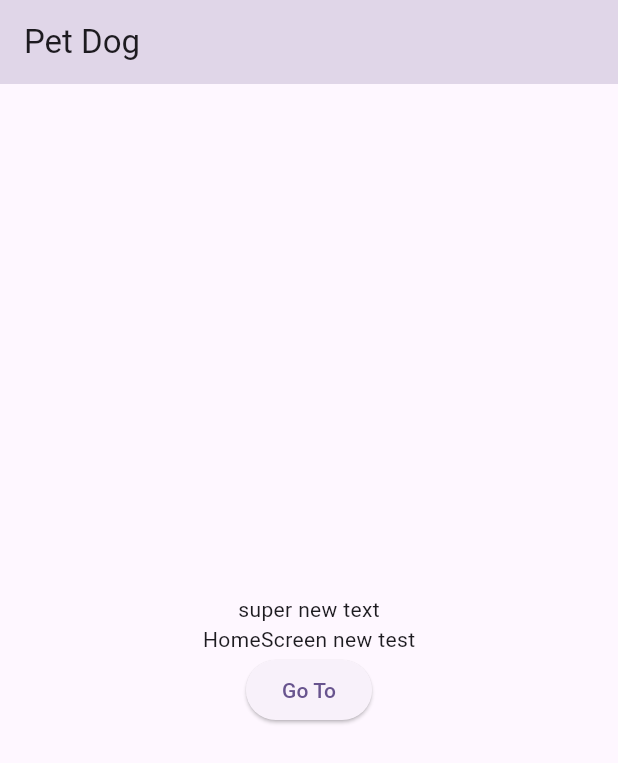
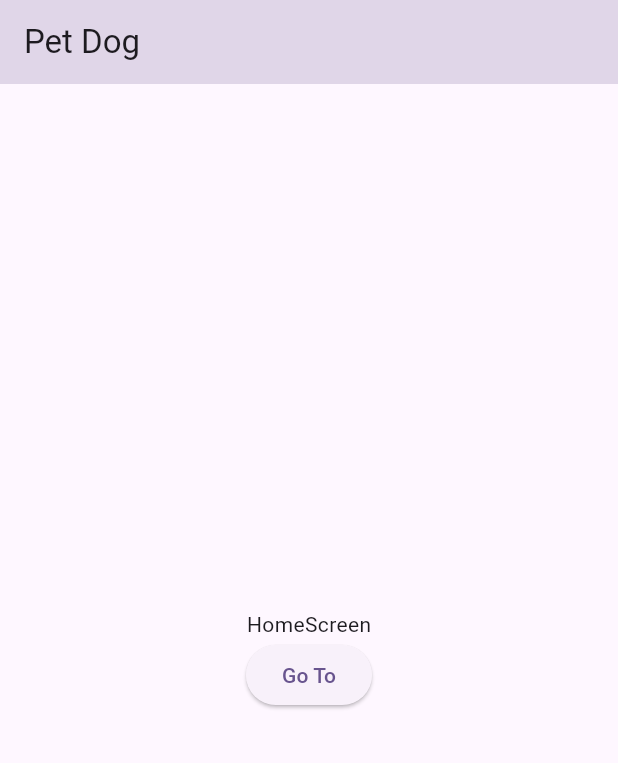
Before and after one commit to AleksandrDeveloper/pet_dog, a Flutter app: the screen it shows after launch, on a phone screen of 412 x 824 dp. Shown: the top 763 px of the screen. Run offline on Flutter 3.47's test engine with Material 2 defaults, Android fonts, the phone set to English and light mode, and no system bars; our stand-ins replace bloc, flutter_bloc, freezed_annotation, get_it, go_router, injectable.

Commit message:
Revert "new test reset 1"
This reverts commit 0f00dea503ee3ca9ec7db795354e1d5142599fdb.

# Conflicts:
#	lib/screens/home_screen/home_screen.dart

```diff
--- a/lib/screens/home_screen/home_screen.dart
+++ b/lib/screens/home_screen/home_screen.dart
@@ -20,11 +20,8 @@ class _HomeScreenState extends State<HomeScreen> {
       body: Column(
         mainAxisAlignment: MainAxisAlignment.center,
         children: [
-          const Center(
-            child: Text('super new text'),
-          ),
-         const Center(
-            child: Text('HomeScreen new test'),
+          Center(
+            child: Text('HomeScreen'),
           ),
           ElevatedButton(
               onPressed: () {
```
